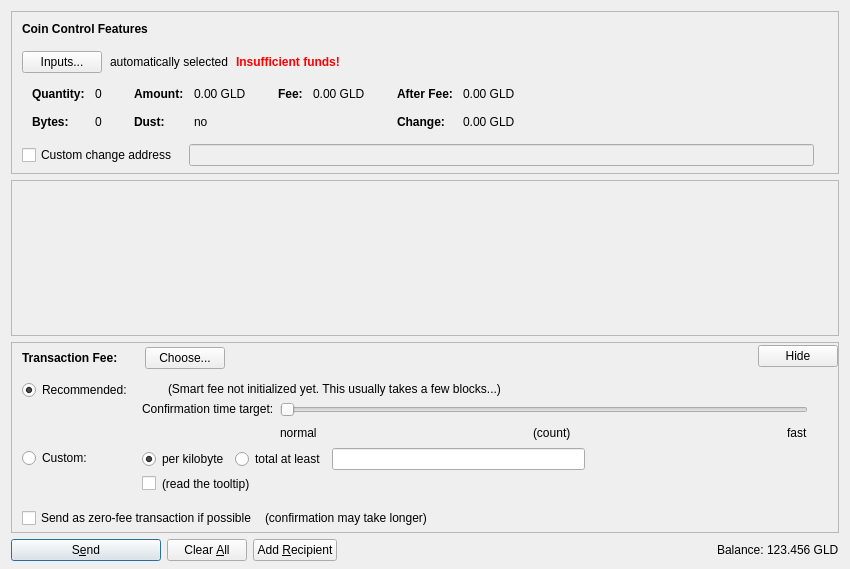
The window that src/qt/forms/sendcoinsdialog.ui (goldcoin/goldcoin) describes before a commit, drawn with Qt 5.
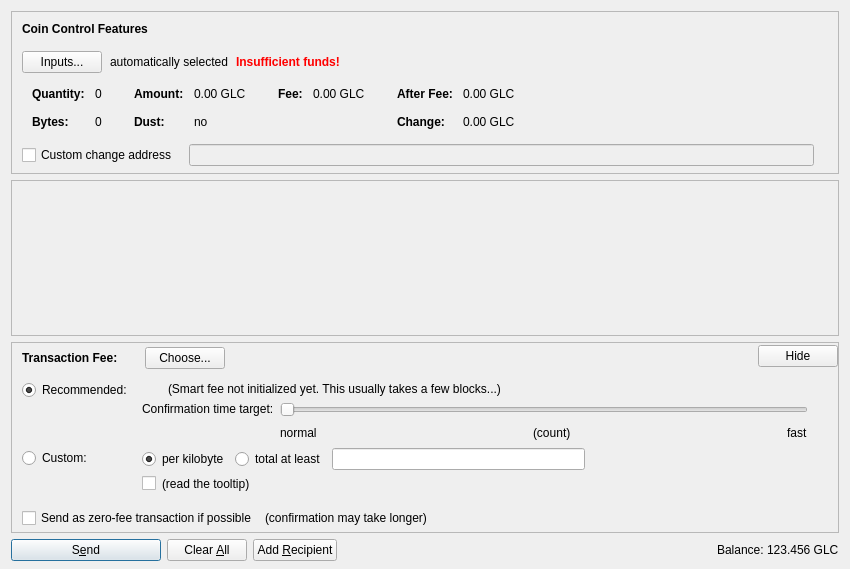
The same window after the commit. Icons and pictures are not drawn. Custom widgets are drawn as their Qt base class.

What changed in the file:
```diff
--- a/src/qt/forms/sendcoinsdialog.ui
+++ b/src/qt/forms/sendcoinsdialog.ui
@@ -324,7 +324,7 @@
                   <enum>Qt::ActionsContextMenu</enum>
                  </property>
                  <property name="text">
-                  <string notr="true">0.00 GLD</string>
+                  <string notr="true">0.00 GLC</string>
                  </property>
                  <property name="textInteractionFlags">
                   <set>Qt::LinksAccessibleByMouse|Qt::TextSelectableByKeyboard|Qt::TextSelectableByMouse</set>
@@ -404,7 +404,7 @@
                   <enum>Qt::ActionsContextMenu</enum>
                  </property>
                  <property name="text">
-                  <string notr="true">0.00 GLD</string>
+                  <string notr="true">0.00 GLC</string>
                  </property>
                  <property name="textInteractionFlags">
                   <set>Qt::LinksAccessibleByMouse|Qt::TextSelectableByKeyboard|Qt::TextSelectableByMouse</set>
@@ -455,7 +455,7 @@
                   <enum>Qt::ActionsContextMenu</enum>
                  </property>
                  <property name="text">
-                  <string notr="true">0.00 GLD</string>
+                  <string notr="true">0.00 GLC</string>
                  </property>
                  <property name="textInteractionFlags">
                   <set>Qt::LinksAccessibleByMouse|Qt::TextSelectableByKeyboard|Qt::TextSelectableByMouse</set>
@@ -484,7 +484,7 @@
                   <enum>Qt::ActionsContextMenu</enum>
                  </property>
                  <property name="text">
-                  <string notr="true">0.00 GLD</string>
+                  <string notr="true">0.00 GLC</string>
                  </property>
                  <property name="textInteractionFlags">
                   <set>Qt::LinksAccessibleByMouse|Qt::TextSelectableByKeyboard|Qt::TextSelectableByMouse</set>
@@ -1330,7 +1330,7 @@
           <cursorShape>IBeamCursor</cursorShape>
          </property>
          <property name="text">
-          <string notr="true">123.456 GLD</string>
+          <string notr="true">123.456 GLC</string>
          </property>
          <property name="textInteractionFlags">
           <set>Qt::LinksAccessibleByMouse|Qt::TextSelectableByKeyboard|Qt::TextSelectableByMouse</set>
```
